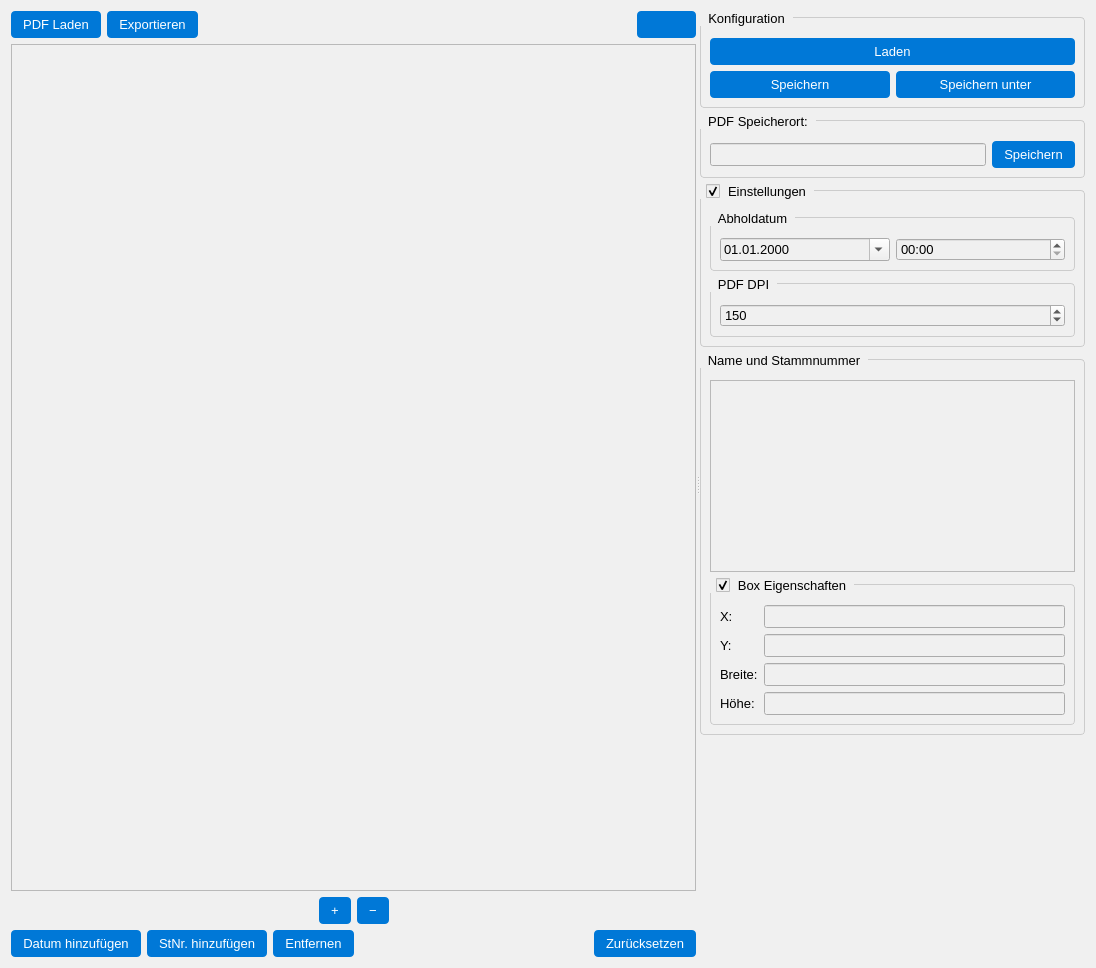
Old version of the form src/ui/design/pdf_display.ui in the repository CodeName-666/VDataParser.
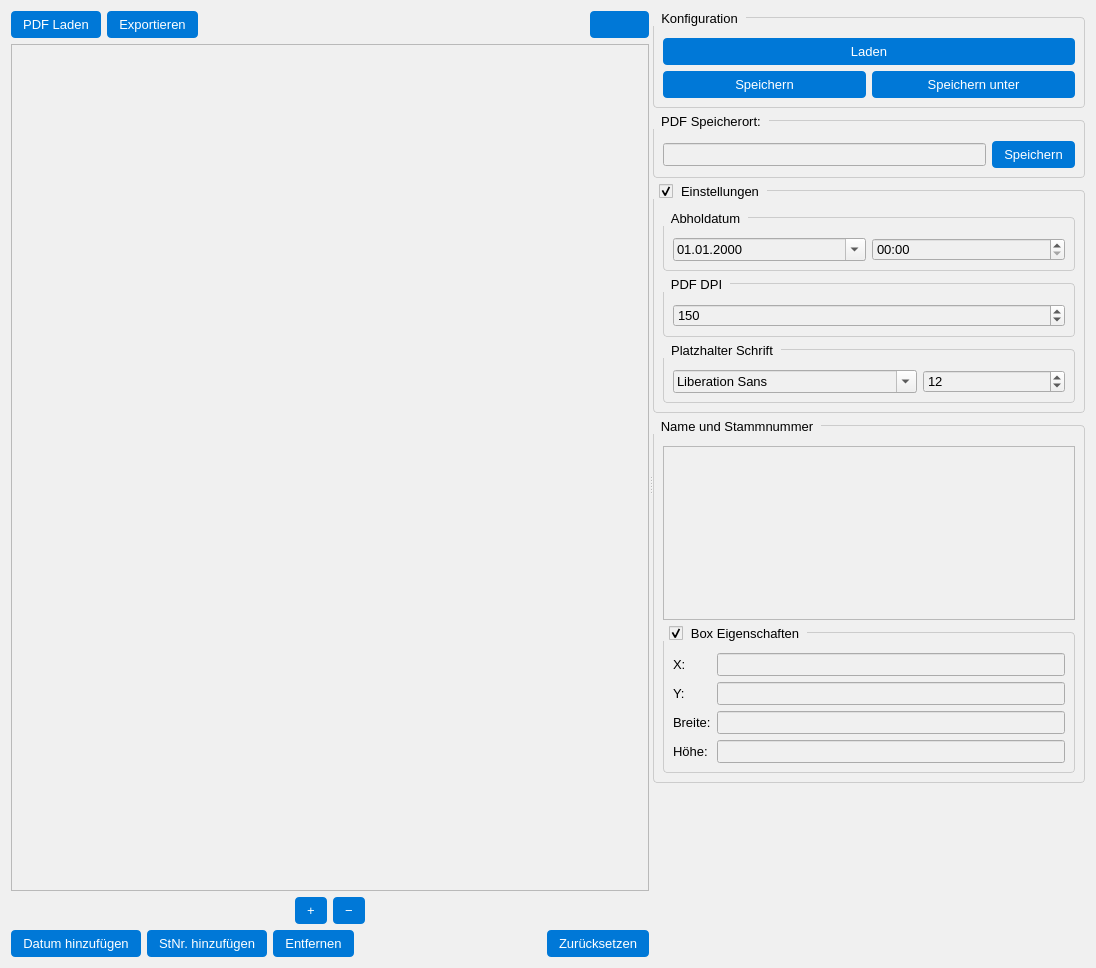
New version of the form. Icons and pictures are not drawn.

Commit message: Add placeholder font settings

The edit to the form file:
```diff
--- a/src/ui/design/pdf_display.ui
+++ b/src/ui/design/pdf_display.ui
@@ -345,6 +345,34 @@
             </layout>
            </widget>
           </item>
+          <item>
+           <widget class="QGroupBox" name="groupBoxPlaceholderFont">
+            <property name="title">
+             <string>Platzhalter Schrift</string>
+            </property>
+            <layout class="QHBoxLayout" name="horizontalLayout_placeholder_font">
+             <property name="topMargin">
+              <number>20</number>
+             </property>
+             <item>
+              <widget class="QFontComboBox" name="fontComboBoxPlaceholderFamily"/>
+             </item>
+             <item>
+              <widget class="QSpinBox" name="spinBoxPlaceholderFontSize">
+               <property name="minimum">
+                <number>6</number>
+               </property>
+               <property name="maximum">
+                <number>72</number>
+               </property>
+               <property name="value">
+                <number>12</number>
+               </property>
+              </widget>
+             </item>
+            </layout>
+           </widget>
+          </item>
          </layout>
         </widget>
        </item>
```
The commit also changes 19 other files.
